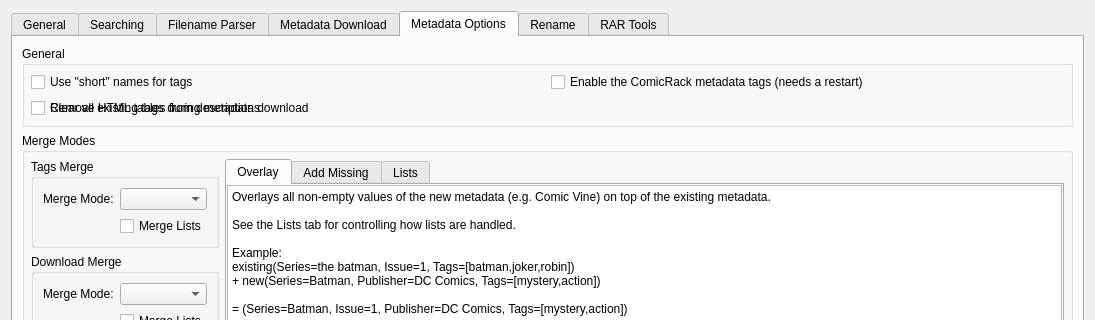
comictagger/comictagger, file comictaggerlib/ui/settingswindow.ui: the form before one commit; both pictures show x 0 to 1095 and y 0 to 320 of the 1095 by 642 pixel window.
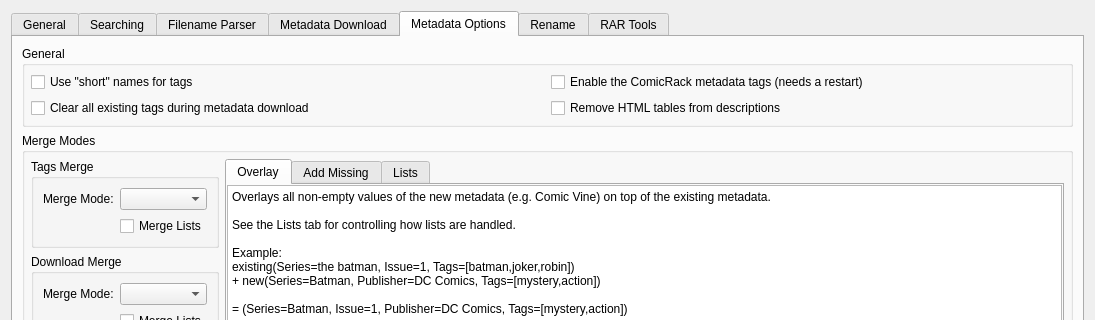
The form after the commit. The open tabs and pages were chosen to show the change.

Commit message: Fix Remove HTML tables checkbox

The edit to the form file:
```diff
--- a/comictaggerlib/ui/settingswindow.ui
+++ b/comictaggerlib/ui/settingswindow.ui
@@ -489,7 +489,7 @@
               </property>
              </widget>
             </item>
-            <item row="1" column="0">
+            <item row="1" column="1">
              <widget class="QCheckBox" name="cbxRemoveHtmlTables">
               <property name="text">
                <string>Remove HTML tables from descriptions</string>
```
